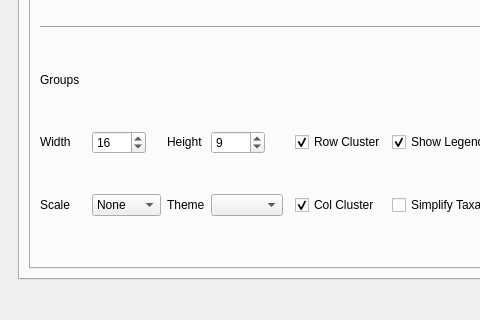
Above: utils/MetaX_GUI/MainWindow.ui from byemaxx/MetaX before the change; both pictures show x 0 to 480 and y 364 to 684 of the 1107 by 684 pixel window. Below: the same form after it.
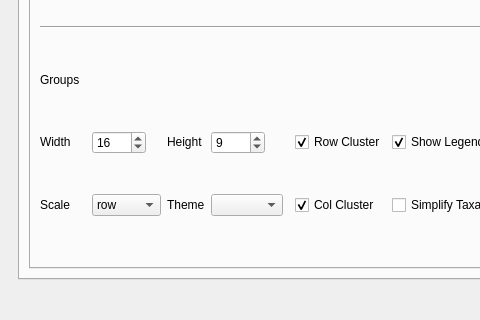
That is the form after the change. The open tabs and pages were chosen to show the change.

Commit message: modified:   utils/MetaX_GUI/Ui_MainWindow.py     set the default value of scale by row, in taxa-func link tab 	modified:   utils/taxaFuncAnalyzer.py     add order of group in get_intensity_matrix() 	modified:   utils/taxaFuncPloter/bar_plot_js.py     change (pastel_factor= from 0.6 to 0.8), add (colorblind_type="Deuteranomaly")

```diff
--- a/utils/MetaX_GUI/MainWindow.ui
+++ b/utils/MetaX_GUI/MainWindow.ui
@@ -3887,11 +3887,6 @@
                     <verstretch>0</verstretch>
                    </sizepolicy>
                   </property>
-                  <item>
-                   <property name="text">
-                    <string>None</string>
-                   </property>
-                  </item>
                   <item>
                    <property name="text">
                     <string>row</string>
```
Left out of the diff: 9 changed lines with no effect on the pictures. The commit also changes 4 other files.
